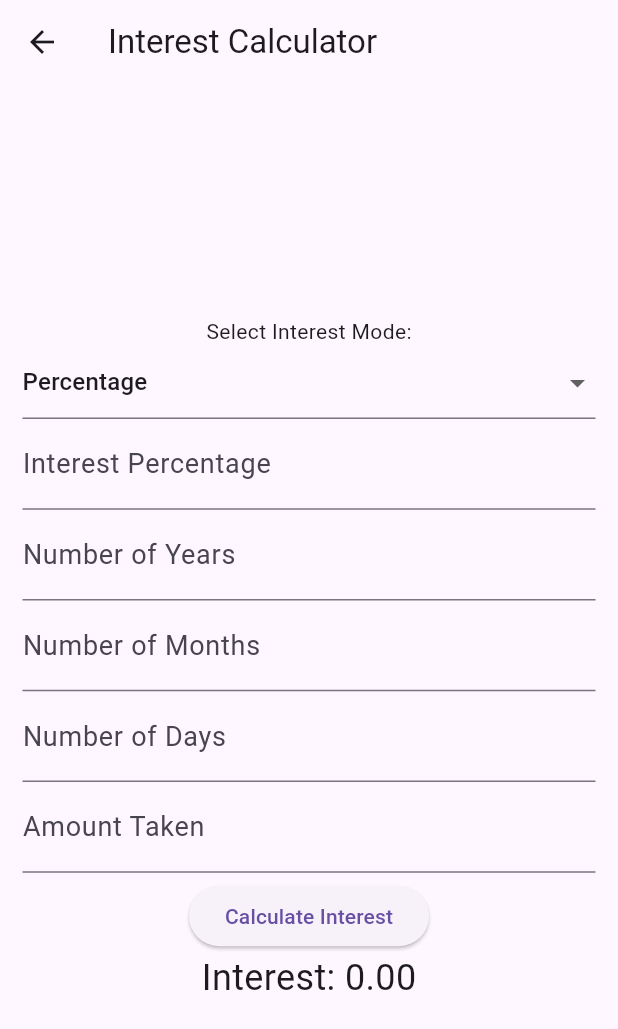
After one commit to KJAGADEESH007/my_calculator_getx_flutter, a Flutter app: the screen it shows after launch, after a tap on "Calculate Interest", on a phone screen of 412 x 824 dp. The commit adds this screen. Shown: the top 1029 px of the screen. Run offline on Flutter 3.47's test engine with Material 2 defaults, Android fonts, the phone set to English and light mode, and no system bars; our stand-ins replace get, math_expressions; Roboto replaces fonts that are missing (lato).

Commit message:
updated
n

```diff
--- /dev/null
+++ b/lib/contoller/intrest_contoller.dart
@@ -0,0 +1,35 @@
+import 'package:get/get.dart';
+
+class InterestController extends GetxController {
+  var numberOfYears = 0.obs;
+  var numberOfMonths = 0.obs;
+  var numberOfDays = 0.obs;
+  var amountTaken = 0.0.obs;
+  var interestAmount = 0.0.obs;
+  var interestResult = '0.0'.obs;
+  var selectedInterestMode = 'Percentage'.obs;
+
+  void calculateInterest() {
+    try {
+      final double amount = amountTaken.value;
+      final double interest;
+
+      if (selectedInterestMode.value == 'Percentage') {
+        // Calculate interest as a percentage of the amount
+        interest = (amount * 0.01 * interestAmount.value).toDouble();
+      } else {
+        // Calculate interest as a fixed amount
+        interest = interestAmount.value.toDouble();
+      }
+
+      // Modify this part to calculate interest based on years, months, and days
+      final double years = numberOfYears.value.toDouble();
+      final double months = numberOfMonths.value.toDouble();
+      final double days = numberOfDays.value.toDouble();
+      final double totalMonths = years * 12 + months + (days / 30.0);
+      interestResult.value = (amount * (interest / 100) * totalMonths / 12).toStringAsFixed(2);
+    } catch (e) {
+      interestResult.value = 'Error';
+    }
+  }
+}
--- a/lib/view/calculatorscreen.dart
+++ b/lib/view/calculatorscreen.dart
@@ -1,6 +1,25 @@
 import 'package:flutter/material.dart';
 import 'package:get/get.dart';
+
 import '../contoller/calculator_controller.dart';
+import 'intrest_calculator_view.dart';
+
+
+void main() => runApp(MyApp());
+
+class MyApp extends StatelessWidget {
+  @override
+  Widget build(BuildContext context) {
+    return MaterialApp(
+      title: 'Calculator App',
+      initialRoute: '/',
+      routes: {
+        '/': (context) => CalculatorView(),
+        '/interestCalculator': (context) => InterestCalculatorView(),
+      },
+    );
+  }
+}
 
 class CalculatorView extends StatelessWidget {
   final CalculatorController controller = Get.put(CalculatorController());
@@ -51,22 +70,26 @@ class CalculatorView extends StatelessWidget {
             children: [
               buildButton('0'),
               buildButton('C', isClear: true),
-              buildButton('=', isEquals: true),
               buildOperatorButton('/'),
             ],
           ),
+          ElevatedButton(
+            onPressed: () {
+              Get.to(()=>InterestCalculatorView());
+            },
+            child: Text('Calculate Interest'),
+          ),
         ],
+
       ),
     );
   }
 
-  Widget buildButton(String text, {bool isClear = false, bool isEquals = false}) {
+  Widget buildButton(String text, {bool isClear = false}) {
     return ElevatedButton(
       onPressed: () {
         if (isClear) {
           controller.onClearPress();
-        } else if (isEquals) {
-          controller.onCalculatePress();
         } else {
           controller.onDigitPress(text);
         }
--- /dev/null
+++ b/lib/view/intrest_calculator_view.dart
@@ -0,0 +1,107 @@
+import 'package:flutter/material.dart';
+import 'package:get/get.dart';
+import '../contoller/intrest_contoller.dart';
+
+class InterestCalculatorView extends StatelessWidget {
+  final InterestController interestController = Get.put(InterestController());
+
+  @override
+  Widget build(BuildContext context) {
+    return Scaffold(
+      appBar: AppBar(
+        title: const Text('Interest Calculator'),
+      ),
+      body: Center(
+        child: SingleChildScrollView(
+          child: Padding(
+            padding: const EdgeInsets.all(15.0),
+            child: Column(
+              mainAxisAlignment: MainAxisAlignment.center,
+              children: [
+                const Text('Select Interest Mode:'),
+                DropdownButtonFormField<String>(
+                  value: interestController.selectedInterestMode.value,
+                  onChanged: (String? newValue) {
+                    interestController.selectedInterestMode.value = newValue!;
+                  },
+                  items: <String>['Percentage', 'Fixed Amount']
+                      .map<DropdownMenuItem<String>>((String value) {
+                    return DropdownMenuItem<String>(
+                      value: value,
+                      child: Text(value),
+                    );
+                  }).toList(),
+                ),
+                TextFormField(
+                  keyboardType: TextInputType.number,
+                  decoration: InputDecoration(
+                    labelText: interestController.selectedInterestMode.value == 'Percentage'
+                        ? 'Interest Percentage'
+                        : 'Interest Amount',
+                  ),
+                  onChanged: (value) {
+                    if (interestController.selectedInterestMode.value == 'Percentage') {
+                      interestController.interestAmount.value = double.tryParse(value) ?? 0.0;
+                    } else {
+                      interestController.interestAmount.value = double.tryParse(value) ?? 0.0;
+                    }
+                  },
+                ),
+                TextFormField(
+                  keyboardType: TextInputType.number,
+                  decoration: const InputDecoration(
+                    labelText: 'Number of Years',
+                  ),
+                  onChanged: (value) {
+                    interestController.numberOfYears.value = int.tryParse(value) ?? 0;
+                  },
+                ),
+                TextFormField(
+                  keyboardType: TextInputType.number,
+                  decoration: const InputDecoration(
+                    labelText: 'Number of Months',
+                  ),
+                  onChanged: (value) {
+                    interestController.numberOfMonths.value = int.tryParse(value) ?? 0;
+                  },
+                ),
+                TextFormField(
+                  keyboardType: TextInputType.number,
+                  decoration: const InputDecoration(
+                    labelText: 'Number of Days',
+                  ),
+                  onChanged: (value) {
+                    interestController.numberOfDays.value = int.tryParse(value) ?? 0;
+                  },
+                ),
+                TextFormField(
+                  keyboardType: TextInputType.number,
+                  decoration: const InputDecoration(
+                    labelText: 'Amount Taken',
+                  ),
+                  onChanged: (value) {
+                    interestController.amountTaken.value = double.tryParse(value) ?? 0.0;
+                  },
+                ),
+                SizedBox(height: 5,),
+                ElevatedButton(
+                  onPressed: () {
+                    interestController.calculateInterest();
+                  },
+                  child: const Text('Calculate Interest'),
+                ),
+                Obx(() {
+                  final interestResult = interestController.interestResult.value;
+                  return Text(
+                    'Interest: ${double.tryParse(interestResult)?.toStringAsFixed(2) ?? interestResult}',
+                    style: const TextStyle(fontSize: 24),
+                  );
+                }),
+              ],
+            ),
+          ),
+        ),
+      ),
+    );
+  }
+}
```
